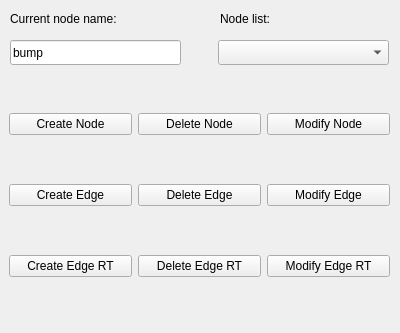
Old version of the form agents/bullshit_publisher/src/bullshit_publisher.ui in the repository jcalderon12/robocomp-insight.
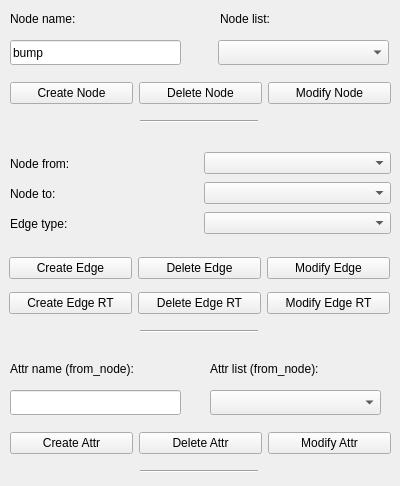
New version of the form.

Commit message: Updated bullshit_publisher UI for better multi-node testing, better edge creation (from_node, to_node and edge_type - has, has_intention and target), and added attribute management!

Diff of the .ui file:
```diff
--- a/agents/bullshit_publisher/src/bullshit_publisher.ui
+++ b/agents/bullshit_publisher/src/bullshit_publisher.ui
@@ -7,7 +7,7 @@
     <x>0</x>
     <y>0</y>
     <width>400</width>
-    <height>333</height>
+    <height>486</height>
    </rect>
   </property>
   <property name="windowTitle">
@@ -52,7 +52,7 @@
     </rect>
    </property>
    <property name="text">
-    <string>Current node name:</string>
+    <string>Node name:</string>
    </property>
   </widget>
   <widget class="QLabel" name="node_name_list_label">
@@ -72,72 +72,298 @@
    <property name="geometry">
     <rect>
      <x>9</x>
-     <y>70</y>
+     <y>250</y>
      <width>381</width>
-     <height>251</height>
+     <height>71</height>
     </rect>
    </property>
-   <layout class="QGridLayout" name="gridLayout">
-    <item row="2" column="1">
+   <layout class="QGridLayout" name="edge_buttons_layout">
+    <item row="1" column="1">
      <widget class="QPushButton" name="delete_edge_RT_button">
       <property name="text">
        <string>Delete Edge RT</string>
       </property>
      </widget>
     </item>
-    <item row="1" column="1">
-     <widget class="QPushButton" name="delete_edge_button">
+    <item row="0" column="0">
+     <widget class="QPushButton" name="create_edge_button">
       <property name="text">
-       <string>Delete Edge</string>
+       <string>Create Edge</string>
       </property>
      </widget>
     </item>
-    <item row="2" column="2">
+    <item row="1" column="0">
+     <widget class="QPushButton" name="create_edge_RT_button">
+      <property name="text">
+       <string>Create Edge RT</string>
+      </property>
+     </widget>
+    </item>
+    <item row="1" column="2">
      <widget class="QPushButton" name="modify_edge_RT_button">
       <property name="text">
        <string>Modify Edge RT</string>
       </property>
      </widget>
     </item>
+    <item row="0" column="2">
+     <widget class="QPushButton" name="modify_edge_button">
+      <property name="text">
+       <string>Modify Edge</string>
+      </property>
+     </widget>
+    </item>
     <item row="0" column="1">
+     <widget class="QPushButton" name="delete_edge_button">
+      <property name="text">
+       <string>Delete Edge</string>
+      </property>
+     </widget>
+    </item>
+   </layout>
+  </widget>
+  <widget class="QLabel" name="attr_name_label">
+   <property name="geometry">
+    <rect>
+     <x>10</x>
+     <y>360</y>
+     <width>161</width>
+     <height>17</height>
+    </rect>
+   </property>
+   <property name="text">
+    <string>Attr name (from_node):</string>
+   </property>
+  </widget>
+  <widget class="QLabel" name="attr_list_label">
+   <property name="geometry">
+    <rect>
+     <x>210</x>
+     <y>360</y>
+     <width>161</width>
+     <height>17</height>
+    </rect>
+   </property>
+   <property name="text">
+    <string>Attr list (from_node):</string>
+   </property>
+  </widget>
+  <widget class="QLineEdit" name="attr_name">
+   <property name="geometry">
+    <rect>
+     <x>10</x>
+     <y>390</y>
+     <width>171</width>
+     <height>25</height>
+    </rect>
+   </property>
+   <property name="text">
+    <string/>
+   </property>
+  </widget>
+  <widget class="QComboBox" name="attr_list">
+   <property name="geometry">
+    <rect>
+     <x>210</x>
+     <y>390</y>
+     <width>171</width>
+     <height>25</height>
+    </rect>
+   </property>
+   <property name="minimumSize">
+    <size>
+     <width>150</width>
+     <height>0</height>
+    </size>
+   </property>
+  </widget>
+  <widget class="Line" name="upper_line">
+   <property name="geometry">
+    <rect>
+     <x>140</x>
+     <y>120</y>
+     <width>118</width>
+     <height>3</height>
+    </rect>
+   </property>
+   <property name="orientation">
+    <enum>Qt::Horizontal</enum>
+   </property>
+  </widget>
+  <widget class="Line" name="middle_line">
+   <property name="geometry">
+    <rect>
+     <x>140</x>
+     <y>330</y>
+     <width>118</width>
+     <height>3</height>
+    </rect>
+   </property>
+   <property name="orientation">
+    <enum>Qt::Horizontal</enum>
+   </property>
+  </widget>
+  <widget class="Line" name="downer_line">
+   <property name="geometry">
+    <rect>
+     <x>140</x>
+     <y>470</y>
+     <width>118</width>
+     <height>3</height>
+    </rect>
+   </property>
+   <property name="orientation">
+    <enum>Qt::Horizontal</enum>
+   </property>
+  </widget>
+  <widget class="QWidget" name="layoutWidget_2">
+   <property name="geometry">
+    <rect>
+     <x>10</x>
+     <y>180</y>
+     <width>381</width>
+     <height>27</height>
+    </rect>
+   </property>
+   <layout class="QHBoxLayout" name="node_to_layout">
+    <item>
+     <widget class="QLabel" name="node_to_list_label">
+      <property name="text">
+       <string>Node to:</string>
+      </property>
+     </widget>
+    </item>
+    <item>
+     <widget class="QComboBox" name="node_to_list">
+      <property name="minimumSize">
+       <size>
+        <width>150</width>
+        <height>0</height>
+       </size>
+      </property>
+     </widget>
+    </item>
+   </layout>
+  </widget>
+  <widget class="QWidget" name="layoutWidget_3">
+   <property name="geometry">
+    <rect>
+     <x>10</x>
+     <y>150</y>
+     <width>381</width>
+     <height>27</height>
+    </rect>
+   </property>
+   <layout class="QHBoxLayout" name="node_from_layout">
+    <item>
+     <widget class="QLabel" name="node_from_list_label">
+      <property name="text">
+       <string>Node from:</string>
+      </property>
+     </widget>
+    </item>
+    <item>
+     <widget class="QComboBox" name="node_from_list">
+      <property name="minimumSize">
+       <size>
+        <width>150</width>
+        <height>0</height>
+       </size>
+      </property>
+     </widget>
+    </item>
+   </layout>
+  </widget>
+  <widget class="QWidget" name="">
+   <property name="geometry">
+    <rect>
+     <x>10</x>
+     <y>80</y>
+     <width>381</width>
+     <height>27</height>
+    </rect>
+   </property>
+   <layout class="QHBoxLayout" name="node_buttons_layout">
+    <item>
+     <widget class="QPushButton" name="create_node_button">
+      <property name="text">
+       <string>Create Node</string>
+      </property>
+     </widget>
+    </item>
+    <item>
      <widget class="QPushButton" name="delete_node_button">
       <property name="text">
        <string>Delete Node</string>
       </property>
      </widget>
     </item>
-    <item row="0" column="2">
+    <item>
      <widget class="QPushButton" name="modify_node_button">
       <property name="text">
        <string>Modify Node</string>
       </property>
      </widget>
     </item>
-    <item row="0" column="0">
-     <widget class="QPushButton" name="create_node_button">
+   </layout>
+  </widget>
+  <widget class="QWidget" name="">
+   <property name="geometry">
+    <rect>
+     <x>10</x>
+     <y>210</y>
+     <width>381</width>
+     <height>27</height>
+    </rect>
+   </property>
+   <layout class="QHBoxLayout" name="edge_type_layout">
+    <item>
+     <widget class="QLabel" name="edge_type_list_label">
       <property name="text">
-       <string>Create Node</string>
+       <string>Edge type:</string>
       </property>
      </widget>
     </item>
-    <item row="1" column="2">
-     <widget class="QPushButton" name="modify_edge_button">
+    <item>
+     <widget class="QComboBox" name="edge_type_list">
+      <property name="minimumSize">
+       <size>
+        <width>150</width>
+        <height>0</height>
+       </size>
+      </property>
+     </widget>
+    </item>
+   </layout>
+  </widget>
+  <widget class="QWidget" name="">
+   <property name="geometry">
+    <rect>
+     <x>10</x>
+     <y>430</y>
+     <width>381</width>
+     <height>27</height>
+    </rect>
+   </property>
+   <layout class="QHBoxLayout" name="attr_buttons_layout">
+    <item>
+     <widget class="QPushButton" name="create_attr_button">
       <property name="text">
-       <string>Modify Edge</string>
+       <string>Create Attr</string>
       </property>
      </widget>
     </item>
-    <item row="1" column="0">
-     <widget class="QPushButton" name="create_edge_button">
+    <item>
+     <widget class="QPushButton" name="delete_attr_button">
       <property name="text">
-       <string>Create Edge</string>
+       <string>Delete Attr</string>
       </property>
      </widget>
     </item>
-    <item row="2" column="0">
-     <widget class="QPushButton" name="create_edge_RT_button">
+    <item>
+     <widget class="QPushButton" name="modify_attr_button">
       <property name="text">
-       <string>Create Edge RT</string>
+       <string>Modify Attr</string>
       </property>
      </widget>
     </item>
```
Left out of the diff: 8 changed lines with no effect on the pictures. The commit also changes 2 other files.
